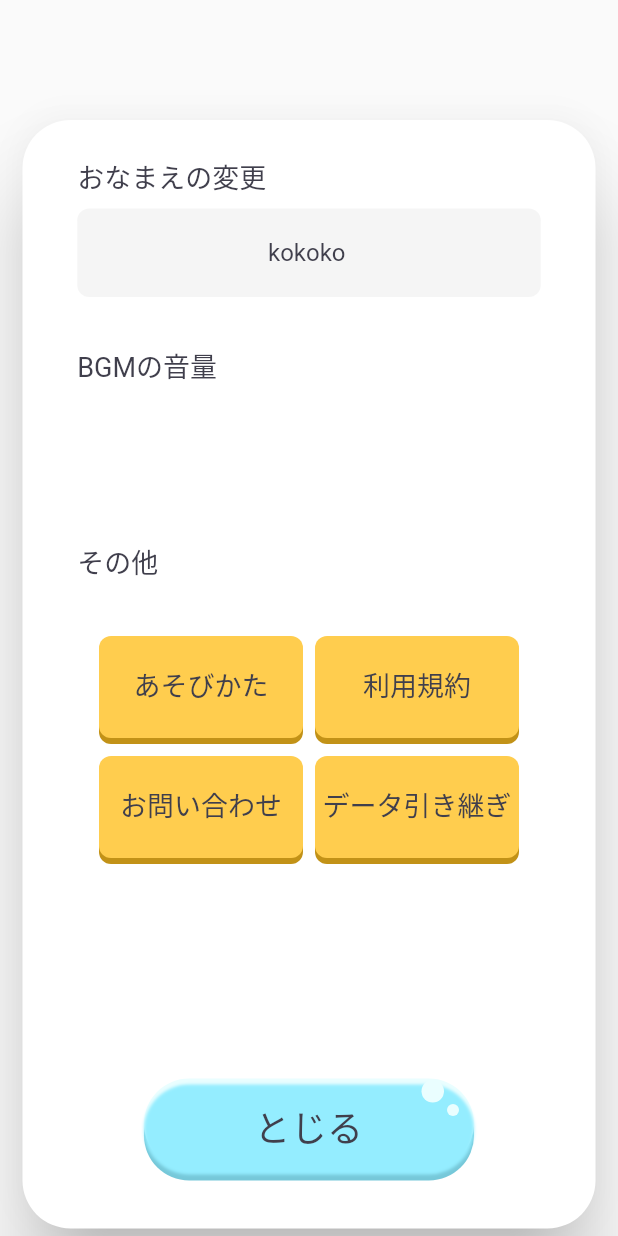
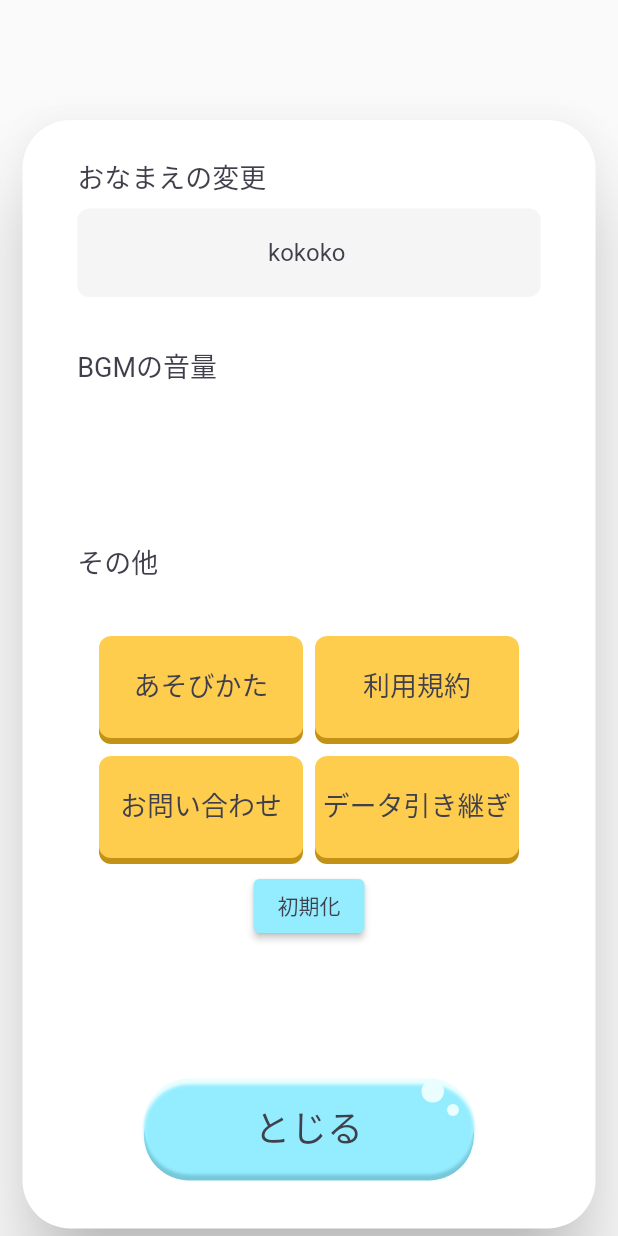
Before and after one commit to NEXT-NINOVATION/poipla_app, a Flutter app: the SettingModal widget shown alone on an empty page, opened directly, on a phone screen of 412 x 824 dp. Run offline on Flutter 3.47's test engine with Material 2 defaults, Android fonts, the phone set to English and light mode, and no system bars; our stand-ins replace bordered_text, dio, flutter_riverpod, flutter_svg, freezed_annotation, go_router and 3 more; missing offline and left inert: pusher_channels_flutter, qr_code_scanner, ruby_text; accounts and stored records are empty; generated files the repository leaves out were written again; network calls fail; Roboto replaces fonts that are missing (LightNovelPOPv2).

Commit message:
'add' CEATEC用にデモ初期化ボタン追加

```diff
--- a/lib/screens/home/components/setting_modal.dart
+++ b/lib/screens/home/components/setting_modal.dart
@@ -189,6 +189,26 @@ class _SettingModalState extends State<SettingModal> {
                               ),
                             ],
                           ),
+                          const SizedBox(height: 12),
+                          Row(
+                            mainAxisAlignment: MainAxisAlignment.center,
+                            children: [
+                              ElevatedButton(
+                                onPressed: () {
+                                  // code
+                                },
+                                child: const Text(
+                                  "初期化",
+                                  style: TextStyle(color: kFontColor),
+                                ),
+                                style: ButtonStyle(
+                                  backgroundColor: MaterialStateProperty.all(
+                                    Color(0xFF94EDFF),
+                                  ),
+                                ),
+                              )
+                            ],
+                          ),
                         ],
                       ),
                     ),
```
